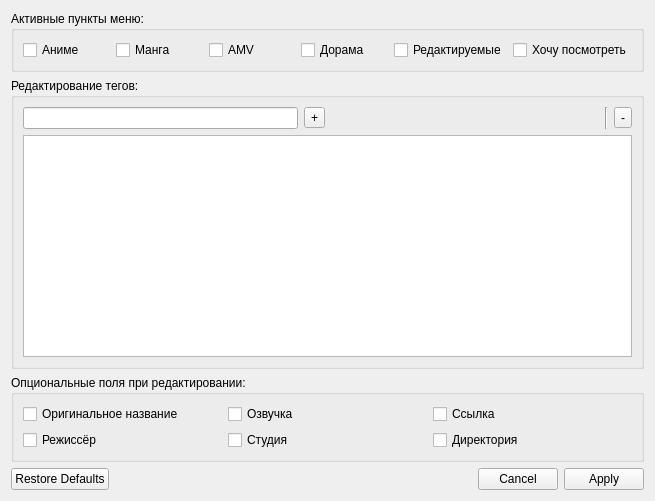
Qt form formsettings.ui (LibertaSoft/DatabaseAnime) before a commit.
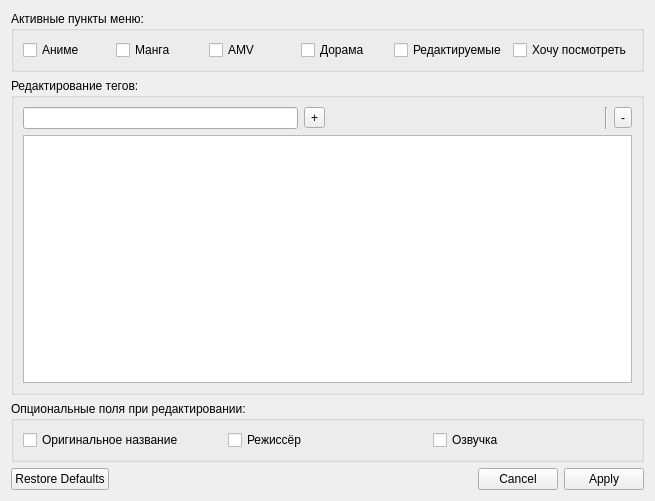
The same form after that commit. Icons and pictures are not drawn.

```diff
--- a/formsettings.ui
+++ b/formsettings.ui
@@ -144,6 +144,13 @@
       <bool>false</bool>
      </property>
      <layout class="QGridLayout" name="gridLayout">
+      <item row="0" column="1">
+       <widget class="QCheckBox" name="CheckBox_Director">
+        <property name="text">
+         <string>Режиссёр</string>
+        </property>
+       </widget>
+      </item>
       <item row="0" column="0">
        <widget class="QCheckBox" name="CheckBox_OrigTitle">
         <property name="text">
@@ -152,40 +159,12 @@
        </widget>
       </item>
       <item row="0" column="2">
-       <widget class="QCheckBox" name="CheckBox_URL">
-        <property name="text">
-         <string>Ссылка</string>
-        </property>
-       </widget>
-      </item>
-      <item row="2" column="1">
-       <widget class="QCheckBox" name="CheckBox_Studio">
-        <property name="text">
-         <string>Студия</string>
-        </property>
-       </widget>
-      </item>
-      <item row="2" column="2">
-       <widget class="QCheckBox" name="CheckBox_Dir">
-        <property name="text">
-         <string>Директория</string>
-        </property>
-       </widget>
-      </item>
-      <item row="0" column="1">
        <widget class="QCheckBox" name="CheckBox_PostScoring">
         <property name="text">
          <string>Озвучка</string>
         </property>
        </widget>
       </item>
-      <item row="2" column="0">
-       <widget class="QCheckBox" name="CheckBox_Director">
-        <property name="text">
-         <string>Режиссёр</string>
-        </property>
-       </widget>
-      </item>
      </layout>
     </widget>
    </item>
```
